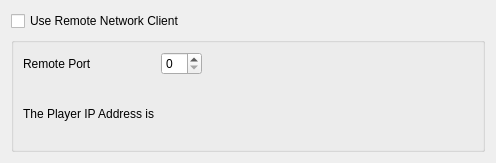
strawberrymusicplayer/strawberry, file src/settings/networkremotesettingspage.ui: the form before one commit.
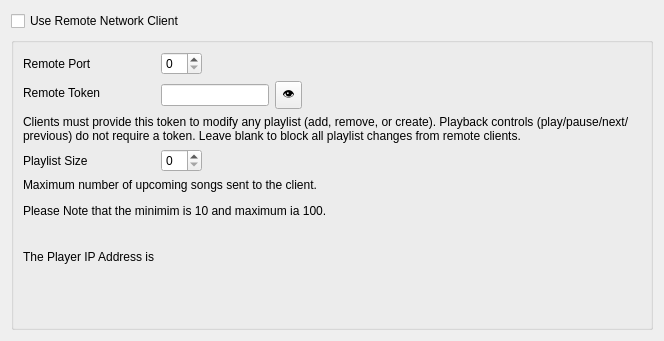
The form after the commit.

Commit message: Add token-based authentication for playlist-mutating remote commands

The edit to the form file:
```diff
--- a/src/settings/networkremotesettingspage.ui
+++ b/src/settings/networkremotesettingspage.ui
@@ -6,8 +6,8 @@
    <rect>
     <x>0</x>
     <y>0</y>
-    <width>496</width>
-    <height>163</height>
+    <width>664</width>
+    <height>341</height>
    </rect>
   </property>
   <property name="windowTitle">
@@ -42,21 +42,85 @@
         <item row="0" column="1">
          <widget class="QSpinBox" name="portSelected"/>
         </item>
-        <item row="2" column="0">
+        <item row="1" column="0">
+         <widget class="QLabel" name="remoteTokenLabel">
+          <property name="text">
+           <string>Remote Token</string>
+          </property>
+         </widget>
+        </item>
+        <item row="1" column="1">
+         <layout class="QHBoxLayout" name="horizontalLayout_token">
+          <item>
+           <widget class="QLineEdit" name="tokenValue">
+            <property name="echoMode">
+             <enum>QLineEdit::EchoMode::Password</enum>
+            </property>
+           </widget>
+          </item>
+          <item>
+           <widget class="QToolButton" name="toggleTokenVisibility">
+            <property name="toolTip">
+             <string>Show/hide token</string>
+            </property>
+            <property name="text">
+             <string>👁</string>
+            </property>
+            <property name="checkable">
+             <bool>true</bool>
+            </property>
+            <property name="checked">
+             <bool>false</bool>
+            </property>
+           </widget>
+          </item>
+         </layout>
+        </item>
+        <item row="2" column="0" colspan="2">
+         <widget class="QLabel" name="tokenExplanationLabel">
+          <property name="text">
+           <string>&lt;html&gt;&lt;head/&gt;&lt;body&gt;&lt;p&gt;Clients must provide this token to modify any playlist (add, remove, or create). Playback controls (play/pause/next/previous) do not require a token. Leave blank to block all playlist changes from remote clients.&lt;/p&gt;&lt;/body&gt;&lt;/html&gt;</string>
+          </property>
+          <property name="wordWrap">
+           <bool>true</bool>
+          </property>
+         </widget>
+        </item>
+        <item row="3" column="0">
+         <widget class="QLabel" name="playlistSizeLabel">
+          <property name="text">
+           <string>Playlist Size</string>
+          </property>
+         </widget>
+        </item>
+        <item row="3" column="1">
+         <widget class="QSpinBox" name="playlistSizeValue"/>
+        </item>
+        <item row="4" column="0" colspan="2">
+         <widget class="QLabel" name="playlistSizeExplanationLabel">
+          <property name="text">
+           <string>&lt;html&gt;&lt;head/&gt;&lt;body&gt;&lt;p&gt;Maximum number of upcoming songs sent to the client. &lt;/p&gt;&lt;p&gt;Please Note that the minimim is 10 and maximum ia 100. &lt;/p&gt;&lt;/body&gt;&lt;/html&gt;</string>
+          </property>
+          <property name="wordWrap">
+           <bool>true</bool>
+          </property>
+         </widget>
+        </item>
+        <item row="6" column="0">
          <widget class="QLabel" name="ipAddressLabel">
           <property name="text">
            <string>The Player IP Address is</string>
           </property>
          </widget>
         </item>
-        <item row="2" column="1">
+        <item row="6" column="1">
          <widget class="QLabel" name="ip_address">
           <property name="text">
            <string/>
           </property>
          </widget>
         </item>
-        <item row="1" column="0">
+        <item row="5" column="0">
          <spacer name="horizontalSpacer">
           <property name="orientation">
            <enum>Qt::Orientation::Horizontal</enum>
```
The commit also changes 20 other files.
